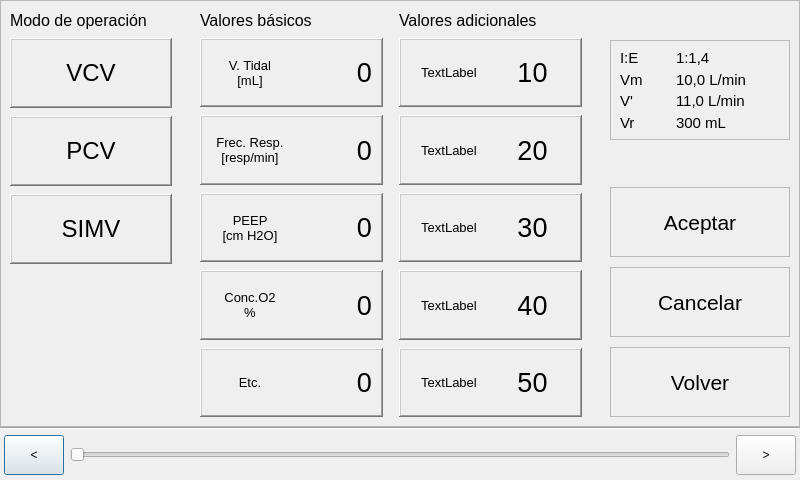
Old version of the form config_dialog.ui in the repository ddiaz-yx/respiface.
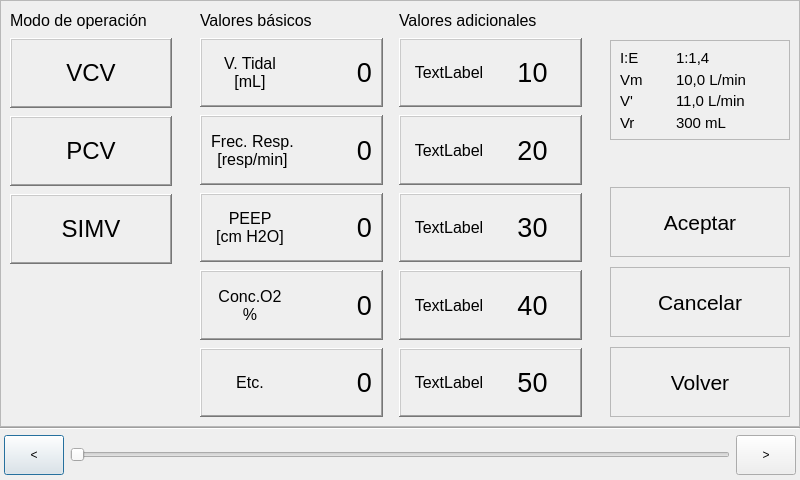
New version of the form.

Commit message: * Fixed minor bug introduced in last push  * Bigger text in config dialog

```diff
--- a/config_dialog.ui
+++ b/config_dialog.ui
@@ -301,7 +301,7 @@
                 <widget class="QLabel" name="lbl_basic_5">
                  <property name="font">
                   <font>
-                   <pointsize>10</pointsize>
+                   <pointsize>12</pointsize>
                   </font>
                  </property>
                  <property name="text">
@@ -349,7 +349,7 @@
                 <widget class="QLabel" name="lbl_sec_2">
                  <property name="font">
                   <font>
-                   <pointsize>10</pointsize>
+                   <pointsize>12</pointsize>
                   </font>
                  </property>
                  <property name="text">
@@ -397,7 +397,7 @@
                 <widget class="QLabel" name="lbl_sec_9">
                  <property name="font">
                   <font>
-                   <pointsize>10</pointsize>
+                   <pointsize>12</pointsize>
                   </font>
                  </property>
                  <property name="text">
@@ -445,7 +445,7 @@
                 <widget class="QLabel" name="lbl_sec_4">
                  <property name="font">
                   <font>
-                   <pointsize>10</pointsize>
+                   <pointsize>12</pointsize>
                   </font>
                  </property>
                  <property name="text">
@@ -493,7 +493,7 @@
                 <widget class="QLabel" name="lbl_basic_2">
                  <property name="font">
                   <font>
-                   <pointsize>10</pointsize>
+                   <pointsize>12</pointsize>
                   </font>
                  </property>
                  <property name="text">
@@ -542,7 +542,7 @@
                 <widget class="QLabel" name="lbl_basic_1">
                  <property name="font">
                   <font>
-                   <pointsize>10</pointsize>
+                   <pointsize>12</pointsize>
                   </font>
                  </property>
                  <property name="text">
@@ -591,7 +591,7 @@
                 <widget class="QLabel" name="lbl_sec_3">
                  <property name="font">
                   <font>
-                   <pointsize>10</pointsize>
+                   <pointsize>12</pointsize>
                   </font>
                  </property>
                  <property name="text">
@@ -639,7 +639,7 @@
                 <widget class="QLabel" name="lbl_sec_1">
                  <property name="font">
                   <font>
-                   <pointsize>10</pointsize>
+                   <pointsize>12</pointsize>
                   </font>
                  </property>
                  <property name="text">
@@ -711,7 +711,7 @@
                 <widget class="QLabel" name="lbl_basic_4">
                  <property name="font">
                   <font>
-                   <pointsize>10</pointsize>
+                   <pointsize>12</pointsize>
                   </font>
                  </property>
                  <property name="text">
@@ -760,7 +760,7 @@
                 <widget class="QLabel" name="lbl_basic_3">
                  <property name="font">
                   <font>
-                   <pointsize>10</pointsize>
+                   <pointsize>12</pointsize>
                   </font>
                  </property>
                  <property name="text">
```
The commit also changes 2 other files.
